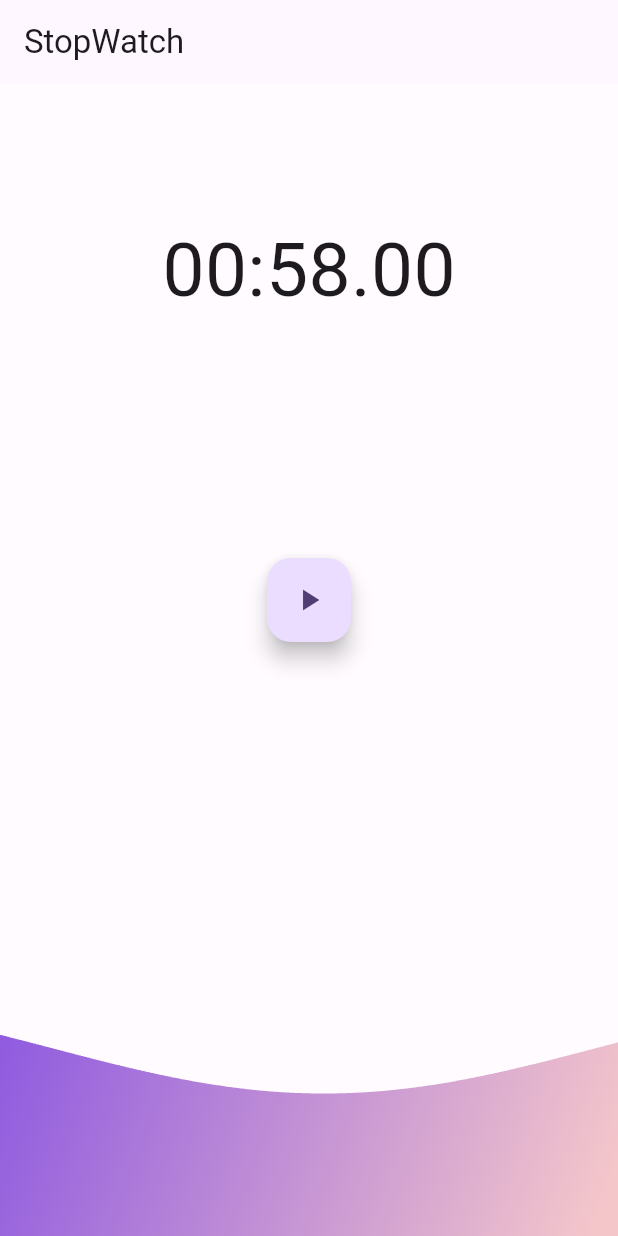
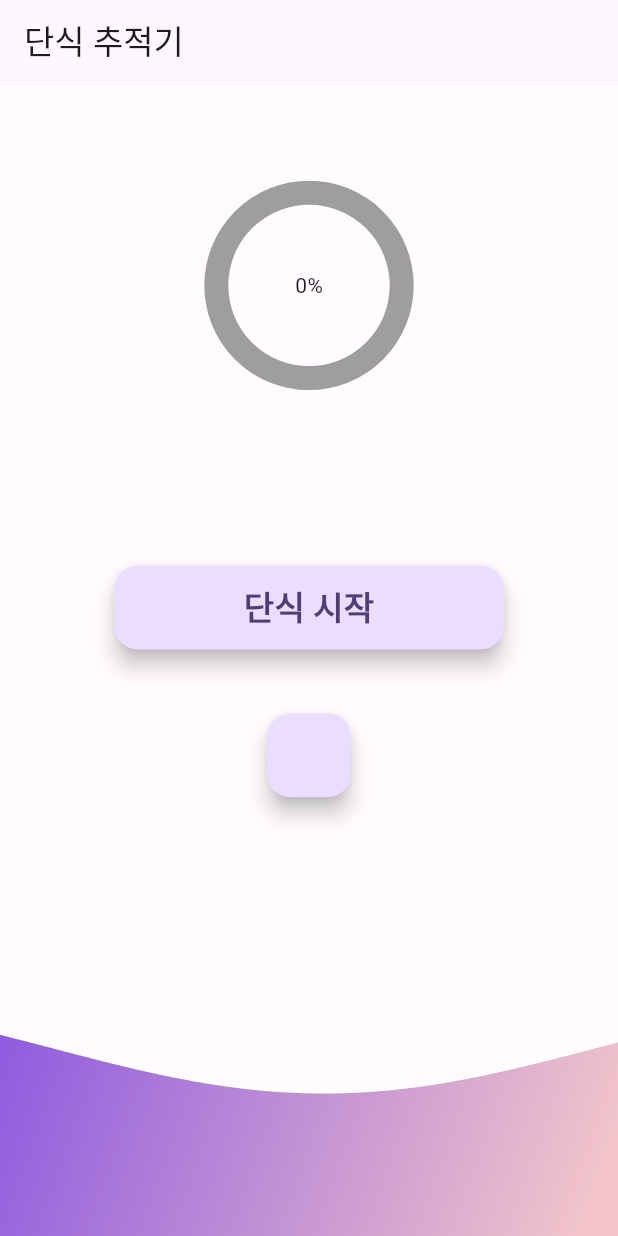
Before and after one commit to Gunbam27/fasting_tracker, a Flutter app: the screen it shows after launch, on a phone screen of 412 x 824 dp. Run offline on Flutter 3.47's test engine with Material 3 defaults, Android fonts, the phone set to English and light mode, and no system bars.

Commit message:
feat : progressbar create

```diff
--- a/lib/main.dart
+++ b/lib/main.dart
@@ -12,7 +12,7 @@ class MyApp extends StatelessWidget {
   Widget build(BuildContext context) {
     return MaterialApp(
       debugShowCheckedModeBanner: false,
-      title: 'Flutter Demo',
+      title: '단식 추적기',
       theme: ThemeData(
         colorScheme: ColorScheme.fromSeed(seedColor: Colors.deepPurple),
         useMaterial3: true,
--- a/lib/stop_watch_screen.dart
+++ b/lib/stop_watch_screen.dart
@@ -13,12 +13,28 @@ class StopWatchScreen extends StatefulWidget {
 class _StopWatchScreenState extends State<StopWatchScreen> {
   Timer? _timer;
 
-  int _time = 5800;
+  int _time = 57600;
+  int _currentTime = 100;
+  double _progress = 0;
+  double remainTime() {
+    return _currentTime / _time;
+  }
+
   bool _isRunning = false;
 
-  List<int> _lapTimes = [];
+  String timeFormat() {
+    int hours = (_currentTime ~/ 3600).toInt();
+    int minutes = (_currentTime ~/ 60 % 60).toInt();
+    int seconds = (_currentTime % 60).toInt();
 
-  //var _lapTimes2 = List.generate(_lapTimes.length, (i) => Text(i));
+    String hoursStr = hours.toString().padLeft(2, '0');
+    String minutesStr = minutes.toString().padLeft(2, '0');
+    String secondsStr = seconds.toString().padLeft(2, '0');
+
+    String timeString = '$hoursStr:$minutesStr:$secondsStr';
+
+    return timeString;
+  }
 
   void _clickButton() {
     _isRunning = !_isRunning;
@@ -31,9 +47,9 @@ class _StopWatchScreenState extends State<StopWatchScreen> {
   }
 
   void _start() {
-    _timer = Timer.periodic(Duration(milliseconds: 10), (timer) {
+    _timer = Timer.periodic(const Duration(seconds: 1), (timer) {
       setState(() {
-        _time++;
+        _currentTime++;
       });
     });
   }
@@ -42,64 +58,18 @@ class _StopWatchScreenState extends State<StopWatchScreen> {
     _timer?.cancel();
   }
 
-  void _reset() {
-    _isRunning = false;
-    _timer?.cancel();
-    _lapTimes.clear();
-    _time = 0;
-  }
-
-  void _recordLapTime(int _time) {
-    _lapTimes.insert(0, _time);
-  }
-
   @override
   void dispose() {
     _timer?.cancel();
     super.dispose();
   }
 
-  Widget formatting() {
-    return ListView(
-      children: _lapTimes
-          .map(
-            (e) => Row(
-              mainAxisAlignment: MainAxisAlignment.spaceEvenly,
-              children: [
-                Text(
-                    '${List.from(_lapTimes.reversed).indexOf(e) + 1}'
-                        .padLeft(2, '0'),
-                    style: TextStyle(fontSize: 17)),
-                Text('${toMin(e)}:${toSec(e)}.${toMillisec(e)}',
-                    style: TextStyle(fontSize: 17))
-              ],
-            ),
-          )
-          .toList(),
-    );
-  }
-
-  String toMin(int time) {
-    return '${(time ~/ 6000).remainder(60)}'.padLeft(2, '0');
-  }
-
-  String toSec(int time) {
-    return '${(time ~/ 100).remainder(60)}'.padLeft(2, '0');
-  }
-
-  String toMillisec(int time) {
-    return '${time % 100}'.padLeft(2, '0');
-  }
-
   @override
   Widget build(BuildContext context) {
-    String min = '${(_time ~/ 6000).remainder(60)}'.padLeft(2, '0');
-    String sec = '${(_time ~/ 100).remainder(60)}'.padLeft(2, '0');
-    String millisec = '${(_time % 100)}'.padLeft(2, '0');
     return Scaffold(
-      backgroundColor: Color(0xfffffbff),
+      backgroundColor: const Color(0xfffffbff),
       appBar: AppBar(
-        title: const Text('StopWatch'),
+        title: const Text('단식 추적기'),
       ),
       body: Column(
         mainAxisAlignment: MainAxisAlignment.spaceBetween,
@@ -107,52 +77,42 @@ class _StopWatchScreenState extends State<StopWatchScreen> {
           const SizedBox(
             height: 30,
           ),
-          Row(
-            mainAxisAlignment: MainAxisAlignment.center,
-            crossAxisAlignment: CrossAxisAlignment.end,
-            children: [
-              Text(
-                min,
-                style: TextStyle(fontSize: 50),
-              ),
-              const Text(
-                ':',
-                style: TextStyle(fontSize: 50),
-              ),
-              Text(
-                sec,
-                style: TextStyle(fontSize: 50),
-              ),
-              const Text(
-                '.',
-                style: TextStyle(fontSize: 50),
-              ),
-              Text(
-                millisec,
-                style: TextStyle(fontSize: 50),
-              ),
-            ],
+          CircularProgress(
+            progress: _progress,
           ),
-          SizedBox(height: 40),
-          Row(
-            mainAxisAlignment: MainAxisAlignment.spaceEvenly,
-            children: [
-              FloatingActionButton(
+          const SizedBox(height: 40),
+          Center(
+            child: Container(
+              width: 260,
+              child: FloatingActionButton(
                 onPressed: () {
                   setState(() {
                     _clickButton();
                   });
                 },
                 child: _isRunning
-                    ? const Icon(Icons.pause)
-                    : const Icon(Icons.play_arrow),
+                    ? const Text(
+                        '단식 종료',
+                        style: TextStyle(
+                            fontSize: 22, fontWeight: FontWeight.w600),
+                      )
+                    : const Text(
+                        '단식 시작',
+                        style: TextStyle(
+                            fontSize: 22, fontWeight: FontWeight.w600),
+                      ),
               ),
-            ],
+            ),
           ),
-          const SizedBox(
-            height: 30,
-          ),
-          BackGround(),
+          FloatingActionButton(onPressed: () {
+            setState(() {
+              _progress += 1;
+              if (_progress > 57600) {
+                _progress = 0;
+              }
+            });
+          }),
+          const BackGround(),
         ],
       ),
     );
@@ -178,7 +138,7 @@ class _BackGroundState extends State<BackGround>
     super.initState();
     _controller = AnimationController(
       vsync: this,
-      duration: Duration(seconds: 4),
+      duration: const Duration(seconds: 4),
     );
     _topAlignmentAnimation = TweenSequence<Alignment>([
       TweenSequenceItem(
@@ -231,7 +191,7 @@ class _BackGroundState extends State<BackGround>
               height: 250,
               decoration: BoxDecoration(
                 gradient: LinearGradient(
-                  colors: [Color(0xff8a55e1), Color(0xfff4c6ca)],
+                  colors: [const Color(0xff8a55e1), const Color(0xfff4c6ca)],
                   begin: _topAlignmentAnimation.value,
                   end: _bottomALignmentAnimaition.value,
                 ),
@@ -256,7 +216,7 @@ class _painter extends CustomPainter {
     double periodParameter = 0.5;
 
     Paint paint = Paint()
-      ..color = Color(0xfffffbff)
+      ..color = const Color(0xfffffbff)
       ..style = PaintingStyle.stroke
       ..strokeWidth = 2;
 
@@ -280,3 +240,117 @@ class _painter extends CustomPainter {
   @override
   bool shouldRepaint(CustomPainter oldDelegate) => true;
 }
+
+class CircularProgress extends StatefulWidget {
+  final double progress;
+  const CircularProgress({super.key, required this.progress});
+
+  @override
+  State<CircularProgress> createState() => _CircularProgressState();
+}
+
+class _CircularProgressState extends State<CircularProgress>
+    with TickerProviderStateMixin {
+  late AnimationController _animationController;
+  Animation<double>? _progressTweenAnimation;
+  final double _circularProgressSize = 0.3;
+  @override
+  void initState() {
+    // TODO: implement initState
+    super.initState();
+    _animationController =
+        AnimationController(vsync: this, duration: Duration(milliseconds: 450));
+
+    _progressTweenAnimation = Tween<double>(begin: 0, end: widget.progress)
+        .animate(_animationController)
+      ..addListener(() {
+        setState(() {});
+      });
+
+    _animationController.forward();
+  }
+
+  @override
+  void didUpdateWidget(covariant CircularProgress oldWidget) {
+    _animationController.reset();
+    _progressTweenAnimation =
+        Tween<double>(begin: oldWidget.progress, end: widget.progress)
+            .animate(_animationController)
+          ..addListener(() {});
+
+    _animationController.forward();
+
+    super.didUpdateWidget(oldWidget);
+  }
+
+  @override
+  Widget build(BuildContext context) {
+    final size = MediaQuery.sizeOf(context);
+    return CustomPaint(
+      painter: CircularProgressPainter(
+          circularProgressSize: size.width * _circularProgressSize,
+          progress: _progressTweenAnimation?.value ?? 0),
+      child: Container(
+        width: size.width * _circularProgressSize,
+        height: size.width * _circularProgressSize,
+        child: Center(
+          child: Text(
+              "${(_progressTweenAnimation?.value ?? 0).toStringAsFixed(0)}%"),
+        ),
+      ),
+    );
+  }
+
+  @override
+  void dispose() {
+    _animationController.dispose();
+    super.dispose();
+  }
+}
+
+class CircularProgressPainter extends CustomPainter {
+  final double circularProgressSize;
+  final double progress;
+  final onePercentageToRadian = 0.06283;
+
+  CircularProgressPainter(
+      {required this.circularProgressSize, required this.progress});
+  @override
+  void paint(Canvas canvas, Size size) {
+    final paintBackground = Paint()
+      ..strokeWidth = 16
+      ..color = Colors.grey
+      ..style = PaintingStyle.stroke;
+
+    final paintProgress = Paint()
+      ..strokeWidth = 12
+      ..color = Colors.green
+      ..strokeCap = StrokeCap.round
+      ..style = PaintingStyle.stroke;
+
+    canvas.drawCircle(
+      Offset(circularProgressSize / 2, circularProgressSize / 2),
+      circularProgressSize / 2,
+      paintBackground,
+    );
+
+    canvas.drawArc(
+        Rect.fromCenter(
+            center: Offset(circularProgressSize / 2, circularProgressSize / 2),
+            width: circularProgressSize,
+            height: circularProgressSize),
+        3 * pi / 2,
+        _convertPercentageToRadian(),
+        false,
+        paintProgress);
+  }
+
+  @override
+  bool shouldRepaint(covariant CustomPainter oldDelegate) {
+    return true;
+  }
+
+  double _convertPercentageToRadian() {
+    return onePercentageToRadian * progress * 100;
+  }
+}
```
